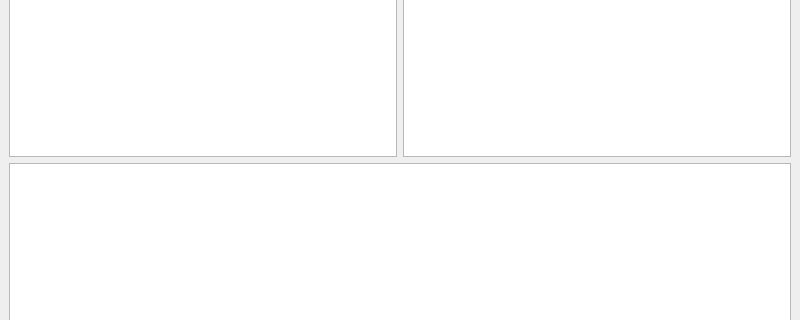
Above: src/gui/mainwindow.ui from umnoy/aip_project_translator before the change; both pictures show x 0 to 800 and y 140 to 460 of the 800 by 600 pixel window. Below: the same form after it.
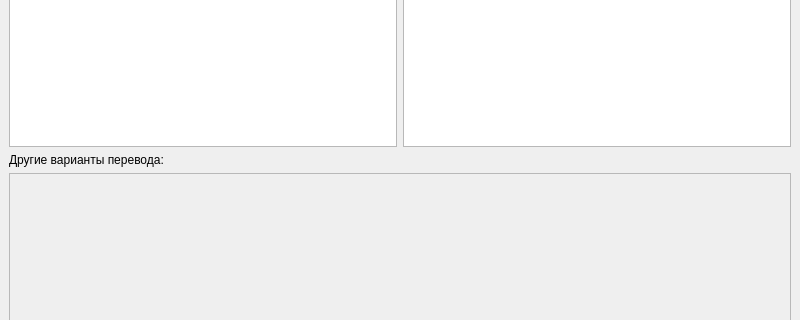
That is the form after the change.

What changed in the file:
```diff
--- a/src/gui/mainwindow.ui
+++ b/src/gui/mainwindow.ui
@@ -85,7 +85,21 @@
      </layout>
     </item>
     <item>
-     <widget class="QListWidget" name="variantsList"/>
+     <widget class="QLabel" name="variantsLabel">
+      <property name="text">
+       <string>Другие варианты перевода:</string>
+      </property>
+     </widget>
+    </item>
+    <item>
+     <widget class="QListWidget" name="variantsList">
+      <property name="enabled">
+       <bool>false</bool>
+      </property>
+      <property name="minimumHeight">
+       <number>100</number>
+      </property>
+     </widget>
     </item>
     <item>
      <layout class="QHBoxLayout" name="buttonLayout">
```
